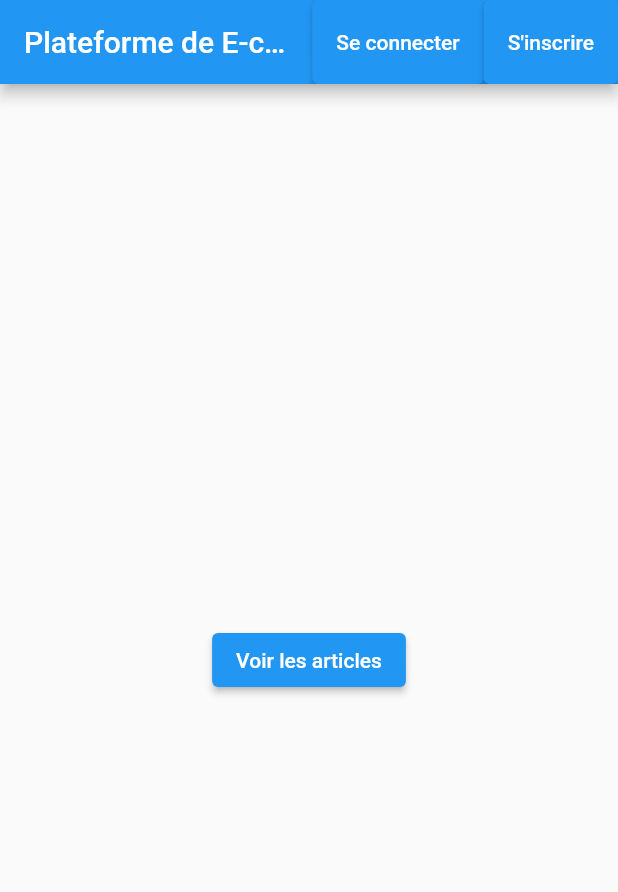
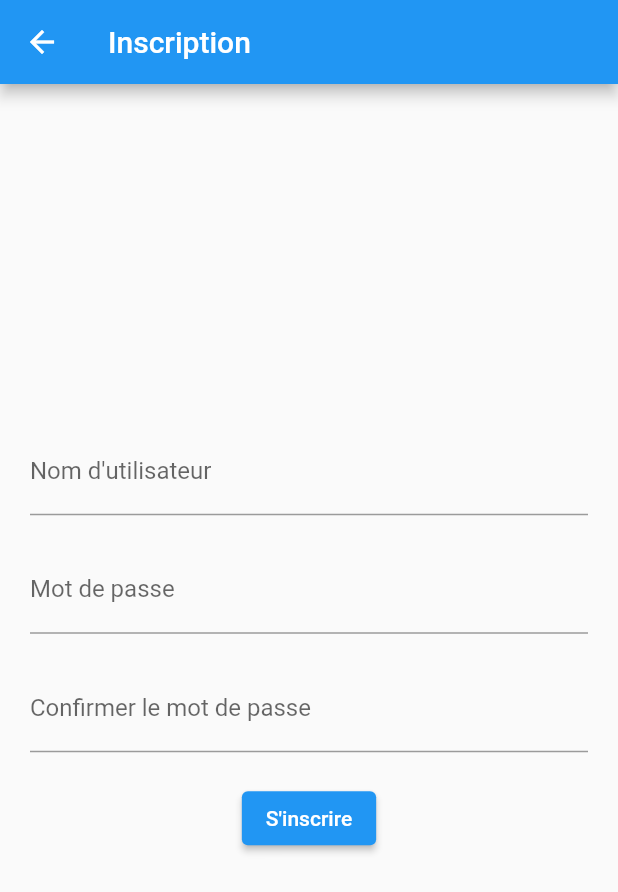
Before and after one commit to H-chauvet/ProductFlutter, a Flutter app: the screen it shows after launch, after a tap on "S'inscrire", on a phone screen of 412 x 824 dp. Shown: the top 892 px of the screen. Run offline on Flutter 3.47's test engine with Material 2 defaults, Android fonts, the phone set to English and light mode, and no system bars; our stand-ins replace fluttertoast.

Commit message:
[ADD & FIX] Register page front & POST Request on server

```diff
--- a/back/package.json
+++ b/back/package.json
@@ -12,6 +12,7 @@
     "@prisma/client": "^4.14.0",
     "bcryptjs": "^2.4.3",
     "body-parser": "^1.20.2",
+    "cors": "^2.8.5",
     "dotenv": "^16.0.3",
     "express": "^4.18.2"
   },
--- /dev/null
+++ b/front/lib/auth/register.dart
@@ -0,0 +1,111 @@
+import 'package:flutter/material.dart';
+import 'package:http/http.dart' as http;
+import 'dart:convert';
+import 'package:fluttertoast/fluttertoast.dart';
+
+class RegisterPage extends StatefulWidget {
+  @override
+  _RegisterPageState createState() => _RegisterPageState();
+}
+
+class _RegisterPageState extends State<RegisterPage> {
+  final TextEditingController usernameController = TextEditingController();
+  final TextEditingController passwordController = TextEditingController();
+  final TextEditingController confirmPasswordController =
+      TextEditingController();
+  String errorMessage = '';
+
+  Future<void> register() async {
+    final String username = usernameController.text;
+    final String password = passwordController.text;
+    final String confirmPassword = confirmPasswordController.text;
+
+    if (password.length < 8) {
+      setState(() {
+        errorMessage = 'Le mot de passe doit contenir au moins 8 caractères.';
+      });
+    } else if (password != confirmPassword) {
+      setState(() {
+        errorMessage = 'Les mots de passe ne correspondent pas.';
+      });
+    } else {
+      final Map<String, dynamic> userData = {
+        'username': username,
+        'password': password,
+        'confirmPassword': confirmPassword,
+      };
+
+      final Uri url = Uri.parse('http://localhost:3000/api/auth/register');
+      final response = await http.post(
+        url,
+        body: json.encode(userData),
+        headers: {'Content-Type': 'application/json; charset=UTF-8'},
+      );
+
+      if (response.statusCode == 201) {
+        Fluttertoast.showToast(
+          msg: 'Inscription réussie!',
+          toastLength: Toast.LENGTH_SHORT,
+          gravity: ToastGravity.BOTTOM,
+        );
+      } else {
+        Fluttertoast.showToast(
+          msg: 'Erreur lors de l\'inscription: ${response.statusCode}',
+          toastLength: Toast.LENGTH_SHORT,
+          gravity: ToastGravity.BOTTOM,
+        );
+      }
+    }
+  }
+
+  @override
+  Widget build(BuildContext context) {
+    return Scaffold(
+      appBar: AppBar(
+        title: Text('Inscription'),
+      ),
+      body: Padding(
+        padding: const EdgeInsets.all(20.0),
+        child: Column(
+          mainAxisAlignment: MainAxisAlignment.center,
+          children: [
+            TextField(
+              controller: usernameController,
+              decoration: InputDecoration(
+                labelText: 'Nom d\'utilisateur',
+              ),
+            ),
+            SizedBox(height: 20),
+            TextField(
+              controller: passwordController,
+              obscureText: true,
+              decoration: InputDecoration(
+                labelText: 'Mot de passe',
+              ),
+            ),
+            SizedBox(height: 20),
+            TextField(
+              controller: confirmPasswordController,
+              obscureText: true,
+              decoration: InputDecoration(
+                labelText: 'Confirmer le mot de passe',
+              ),
+            ),
+            SizedBox(height: 20),
+            ElevatedButton(
+              onPressed: register,
+              child: Text('S\'inscrire'),
+            ),
+            SizedBox(height: 10),
+            Text(
+              errorMessage,
+              style: TextStyle(
+                color: Colors.red,
+              ),
+            ),
+          ],
+        ),
+      ),
+    );
+  }
+}
--- a/front/lib/homepage.dart
+++ b/front/lib/homepage.dart
@@ -1,4 +1,5 @@
 import 'package:flutter/material.dart';
+import 'auth/register.dart';
 
 class HomePage extends StatelessWidget {
   @override
@@ -8,13 +9,16 @@ class HomePage extends StatelessWidget {
         title: Text('Plateforme de E-commerce'),
         actions: [
           ElevatedButton(
-              onPressed: () {
-              },
+            onPressed: () {},
             child: Text('Se connecter'),
           ),
           SizedBox(height: 20),
           ElevatedButton(
             onPressed: () {
+              Navigator.push(
+                context,
+                MaterialPageRoute(builder: (context) => RegisterPage()),
+              );
             },
             child: Text("S'inscrire"),
           ),
@@ -26,8 +30,7 @@ class HomePage extends StatelessWidget {
           mainAxisAlignment: MainAxisAlignment.center,
           children: [
             ElevatedButton(
-              onPressed: () {
-              },
+              onPressed: () {},
               child: Text('Voir les articles'),
             ),
           ],
--- a/front/pubspec.yaml
+++ b/front/pubspec.yaml
@@ -30,6 +30,8 @@ environment:
 dependencies:
   flutter:
     sdk: flutter
+  http: ^0.13.4
+  fluttertoast: ^8.0.8
 
 
   # The following adds the Cupertino Icons font to your application.
```
Also changed, not shown: back/package-lock.json, front/lib/auth/login.dart (added), front/pubspec.lock, 3 other files. Lines whose indentation alone changed are shown as unchanged.
